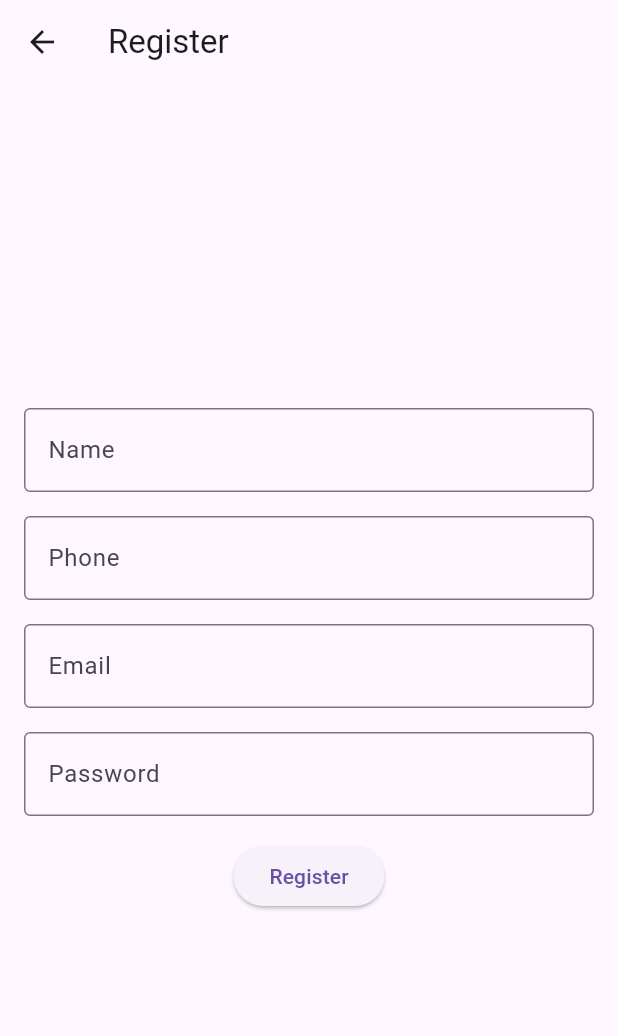
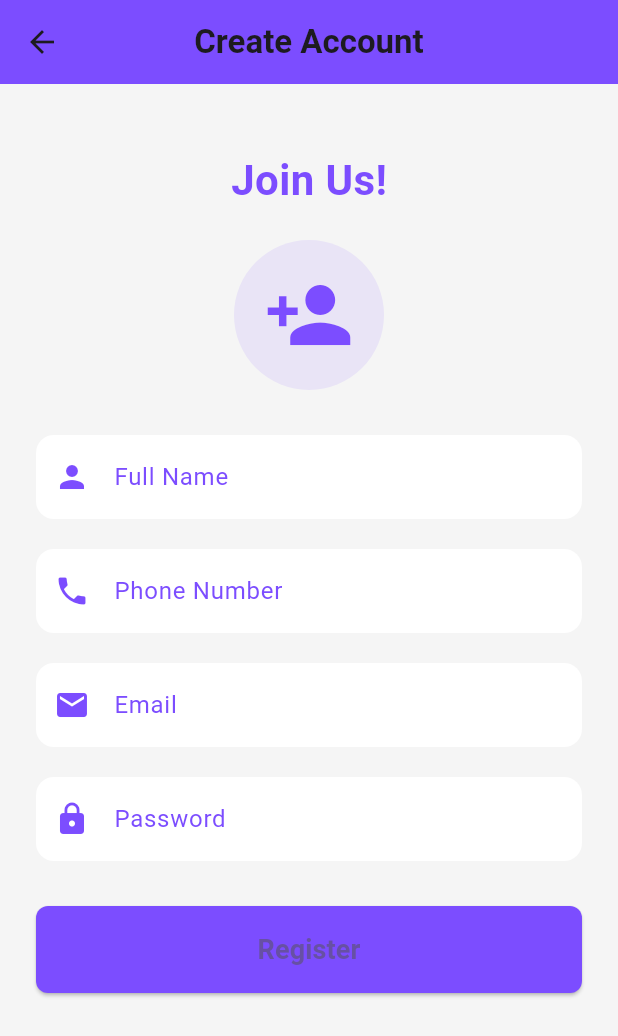
Before and after one commit to nazmulhasan77/Remote_Home, a Flutter app: the screen it shows after launch, after a tap on "Register here", on a phone screen of 412 x 824 dp. Shown: the top 1036 px of the screen. Run offline on Flutter 3.47's test engine with Material 3 defaults, Android fonts, the phone set to English and light mode, and no system bars; our stand-ins replace cloud_firestore, firebase_auth, firebase_core, firebase_database, font_awesome_flutter; accounts and stored records are empty; network calls fail.

Commit message:
ui design improved

```diff
--- a/lib/authentication/login_page.dart
+++ b/lib/authentication/login_page.dart
@@ -68,17 +68,44 @@ class _LoginPageState extends State<LoginPage> {
   @override
   Widget build(BuildContext context) {
     return Scaffold(
-      appBar: AppBar(title: Text('Login')),
-      body: Padding(
-        padding: const EdgeInsets.all(16.0),
+      backgroundColor: Colors.blueGrey[50],
+      appBar: AppBar(
+        title: Text('Login'),
+        centerTitle: true,
+        backgroundColor: Colors.blueGrey,
+        elevation: 0,
+      ),
+      body: Center(
+        child: SingleChildScrollView(
+          padding: const EdgeInsets.all(24.0),
+          child: Card(
+            elevation: 8,
+            shape: RoundedRectangleBorder(
+              borderRadius: BorderRadius.circular(16),
+            ),
+            child: Padding(
+              padding: const EdgeInsets.symmetric(vertical: 32, horizontal: 24),
               child: Column(
-          mainAxisAlignment: MainAxisAlignment.center,
+                mainAxisSize: MainAxisSize.min,
                 children: [
+                  Text(
+                    'Welcome Back!',
+                    style: TextStyle(
+                      fontSize: 28,
+                      fontWeight: FontWeight.bold,
+                      color: Colors.blueGrey[700],
+                    ),
+                  ),
+                  SizedBox(height: 24),
                   TextField(
                     controller: _emailController,
+                    keyboardType: TextInputType.emailAddress,
                     decoration: InputDecoration(
                       labelText: 'Email',
-                border: OutlineInputBorder(),
+                      prefixIcon: Icon(Icons.email),
+                      border: OutlineInputBorder(
+                        borderRadius: BorderRadius.circular(12),
+                      ),
                     ),
                   ),
                   SizedBox(height: 16),
@@ -87,27 +114,56 @@ class _LoginPageState extends State<LoginPage> {
                     obscureText: true,
                     decoration: InputDecoration(
                       labelText: 'Password',
-                border: OutlineInputBorder(),
+                      prefixIcon: Icon(Icons.lock),
+                      border: OutlineInputBorder(
+                        borderRadius: BorderRadius.circular(12),
                       ),
                     ),
-            SizedBox(height: 16),
+                  ),
+                  SizedBox(height: 24),
                   _isLoading
                       ? CircularProgressIndicator()
-                : ElevatedButton(
+                      : SizedBox(
+                          width: double.infinity,
+                          child: ElevatedButton(
                             onPressed: _login,
-                    child: Text('Login'),
+                            style: ElevatedButton.styleFrom(
+                              backgroundColor: Colors.blueGrey,
+                              shape: RoundedRectangleBorder(
+                                borderRadius: BorderRadius.circular(12),
+                              ),
+                              padding: EdgeInsets.symmetric(vertical: 16),
+                            ),
+                            child: Text(
+                              'Login',
+                              style: TextStyle(
+                                fontSize: 16,
+                                fontWeight: FontWeight.bold,
+                                color: Colors.white,
+                              ),
+                            ),
+                          ),
                         ),
                   TextButton(
                     onPressed: () {
                       Navigator.pushNamed(context, '/register');
                     },
-              child: Text('Register here'),
+                    child: Text(
+                      'Register here',
+                      style: TextStyle(color: Colors.blueGrey),
+                    ),
                   ),
                   TextButton(
                     onPressed: _resetPassword,
-              child: Text('Forgot Password?'),
+                    child: Text(
+                      'Forgot Password?',
+                      style: TextStyle(color: Colors.redAccent),
+                    ),
                   ),
                 ],
+              ),
+            ),
+          ),
         ),
       ),
     );
--- a/lib/authentication/register_page.dart
+++ b/lib/authentication/register_page.dart
@@ -24,7 +24,6 @@ class _RegisterPageState extends State<RegisterPage> {
     });
 
     try {
-      // Register user in Firebase Authentication
       UserCredential userCredential =
           await _auth.createUserWithEmailAndPassword(
         email: _emailController.text.trim(),
@@ -33,7 +32,6 @@ class _RegisterPageState extends State<RegisterPage> {
 
       User? user = userCredential.user;
       if (user != null) {
-        // Send email verification
         if (!user.emailVerified) {
           await user.sendEmailVerification();
           ScaffoldMessenger.of(context).showSnackBar(
@@ -43,7 +41,6 @@ class _RegisterPageState extends State<RegisterPage> {
           );
         }
 
-        // Save all user data to Firestore
         await _firestore.collection('users').doc(user.uid).set({
           'uid': user.uid,
           'email': user.email,
@@ -65,54 +62,95 @@ class _RegisterPageState extends State<RegisterPage> {
   @override
   Widget build(BuildContext context) {
     return Scaffold(
-      appBar: AppBar(title: Text('Register')),
-      body: Padding(
-        padding: const EdgeInsets.all(16.0),
-        child: Column(
-          mainAxisAlignment: MainAxisAlignment.center,
-          children: [
-            TextField(
-              controller: _nameController,
-              decoration: InputDecoration(
-                labelText: 'Name',
-                border: OutlineInputBorder(),
+      backgroundColor: Colors.grey[100],
+      appBar: AppBar(
+        title: Text('Create Account',
+            style: TextStyle(fontSize: 22, fontWeight: FontWeight.bold)),
+        backgroundColor: Colors.deepPurpleAccent,
+        centerTitle: true,
+      ),
+      body: SingleChildScrollView(
+        child: Padding(
+          padding: const EdgeInsets.all(24.0),
+          child: Column(
+            mainAxisAlignment: MainAxisAlignment.center,
+            children: [
+              SizedBox(height: 20),
+              Text(
+                'Join Us!',
+                style: TextStyle(
+                    fontSize: 28,
+                    fontWeight: FontWeight.bold,
+                    color: Colors.deepPurpleAccent),
               ),
-            ),
-            SizedBox(height: 16),
-            TextField(
-              controller: _phoneController,
-              decoration: InputDecoration(
-                labelText: 'Phone',
-                border: OutlineInputBorder(),
+              SizedBox(height: 20),
+              CircleAvatar(
+                radius: 50,
+                backgroundColor: Colors.deepPurpleAccent.withOpacity(0.1),
+                child: Icon(Icons.person_add,
+                    size: 60, color: Colors.deepPurpleAccent),
               ),
-            ),
-            SizedBox(height: 16),
-            TextField(
-              controller: _emailController,
-              decoration: InputDecoration(
-                labelText: 'Email',
-                border: OutlineInputBorder(),
-              ),
-            ),
-            SizedBox(height: 16),
-            TextField(
-              controller: _passwordController,
-              obscureText: true,
-              decoration: InputDecoration(
-                labelText: 'Password',
-                border: OutlineInputBorder(),
-              ),
-            ),
-            SizedBox(height: 16),
-            _isLoading
-                ? CircularProgressIndicator()
-                : ElevatedButton(
-                    onPressed: _register,
-                    child: Text('Register'),
-                  ),
-          ],
+              SizedBox(height: 30),
+              _buildTextField(_nameController, 'Full Name', Icons.person),
+              SizedBox(height: 20),
+              _buildTextField(_phoneController, 'Phone Number', Icons.phone),
+              SizedBox(height: 20),
+              _buildTextField(_emailController, 'Email', Icons.email),
+              SizedBox(height: 20),
+              _buildTextField(_passwordController, 'Password', Icons.lock,
+                  isPassword: true),
+              SizedBox(height: 30),
+              _isLoading
+                  ? CircularProgressIndicator(color: Colors.deepPurpleAccent)
+                  : SizedBox(
+                      width: double.infinity,
+                      child: ElevatedButton(
+                        style: ElevatedButton.styleFrom(
+                          backgroundColor: Colors.deepPurpleAccent,
+                          padding: EdgeInsets.symmetric(vertical: 16),
+                          shape: RoundedRectangleBorder(
+                              borderRadius: BorderRadius.circular(8)),
+                        ),
+                        onPressed: _register,
+                        child: Text(
+                          'Register',
+                          style: TextStyle(
+                              fontSize: 18, fontWeight: FontWeight.bold),
+                        ),
+                      ),
+                    ),
+            ],
+          ),
         ),
       ),
     );
   }
+
+  Widget _buildTextField(
+    TextEditingController controller,
+    String label,
+    IconData icon, {
+    bool isPassword = false,
+  }) {
+    return TextField(
+      controller: controller,
+      obscureText: isPassword,
+      decoration: InputDecoration(
+        prefixIcon: Icon(icon, color: Colors.deepPurpleAccent),
+        labelText: label,
+        labelStyle: TextStyle(color: Colors.deepPurpleAccent),
+        filled: true,
+        fillColor: Colors.white,
+        border: OutlineInputBorder(
+          borderRadius: BorderRadius.circular(12),
+          borderSide: BorderSide.none,
+        ),
+        focusedBorder: OutlineInputBorder(
+          borderRadius: BorderRadius.circular(12),
+          borderSide: BorderSide(color: Colors.deepPurpleAccent),
+        ),
+      ),
+      style: TextStyle(color: Colors.black87),
+    );
+  }
 }
--- a/lib/homedata/homepage.dart
+++ b/lib/homedata/homepage.dart
@@ -158,7 +158,7 @@ class HomePage extends StatelessWidget {
       builder: (BuildContext context) {
         return AlertDialog(
           title: Text("Incorrect Security Code"),
-          content: Text("Wrong Security Code, Try Again"),
+          content: Text(" Try Again ! "),
           actions: [
             TextButton(
               child: Text("OK"),
```
Also changed, not shown: lib/homedata/control_dashboard.dart (+92 -75 lines). Lines whose indentation alone changed are shown as unchanged.
